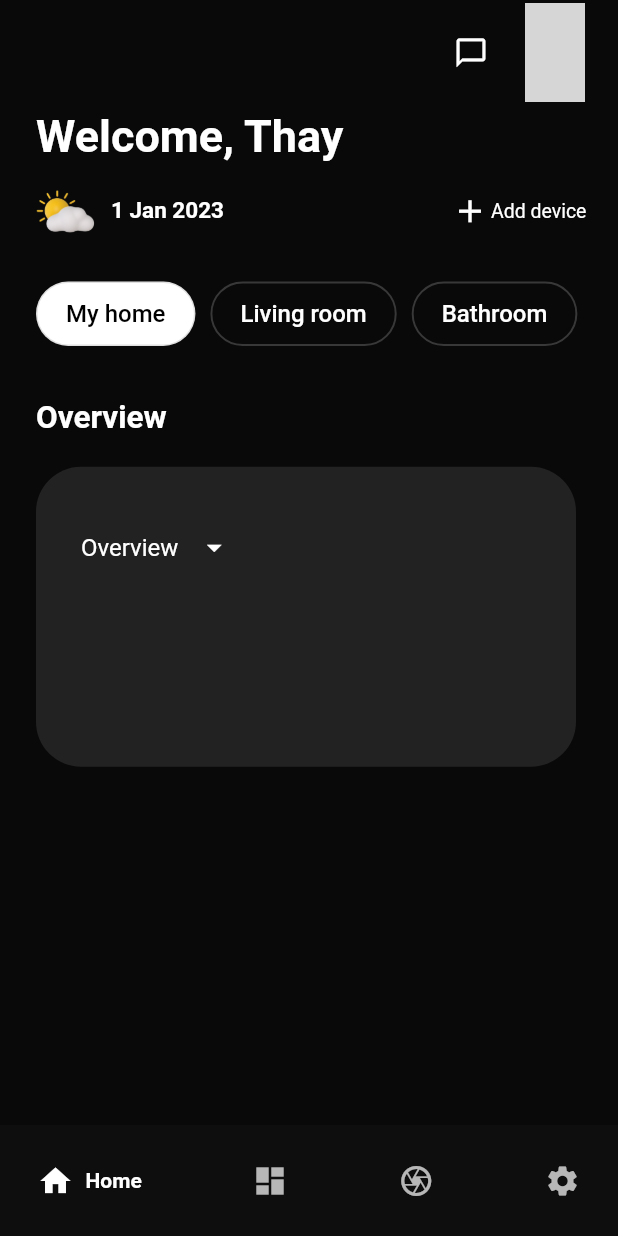
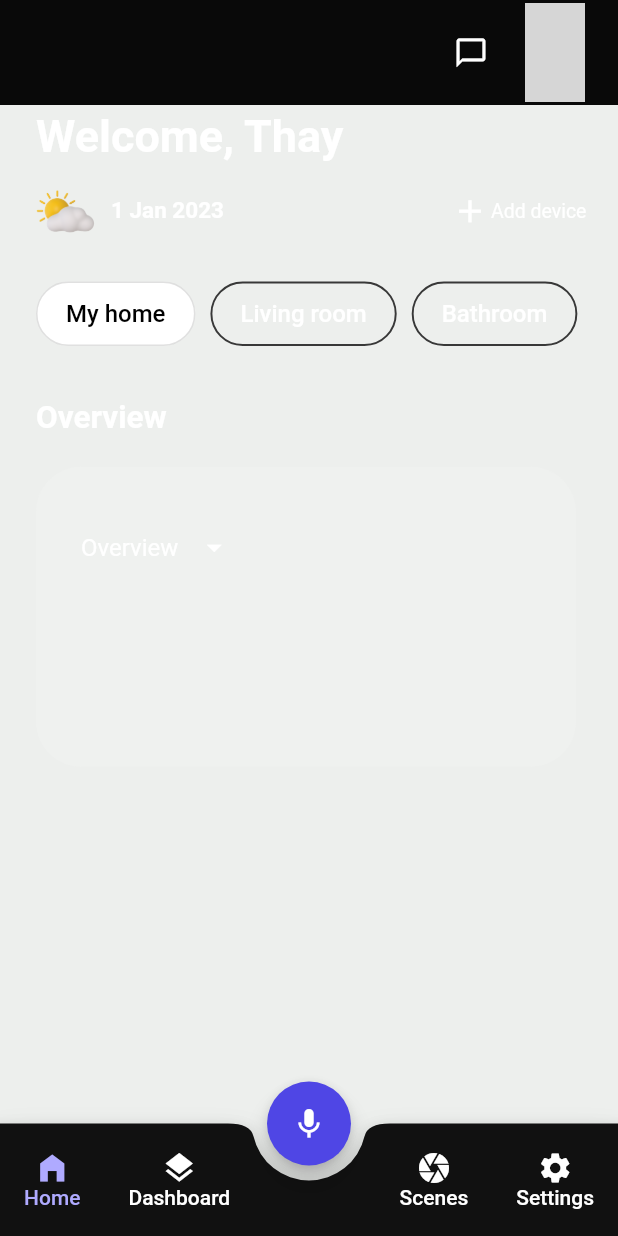
Before and after one commit to oBraganca/smartApp, a Flutter app: the screen it shows after launch, on a phone screen of 412 x 824 dp. Run offline on Flutter 3.47's test engine with Material 2 defaults, Android fonts, the phone set to English and light mode, and no system bars; drawn by our look-alikes of google_nav_bar; our stand-ins replace neumorphic_button; network calls fail; grey boxes are pictures that could not be loaded.

Commit message:
resolve some things

```diff
--- a/lib/homescreen.dart
+++ b/lib/homescreen.dart
@@ -1,4 +1,5 @@
 import 'package:flutter/material.dart';
+import 'package:neumorphic_button/neumorphic_button.dart';
 
 class HomeScreen extends StatelessWidget {
 
--- a/lib/tapbarnavigation.dart
+++ b/lib/tapbarnavigation.dart
@@ -4,7 +4,7 @@ import 'package:flutter_application_1/camerascreen.dart';
 import 'package:flutter_application_1/dashboardscreen.dart';
 import 'package:flutter_application_1/homescreen.dart';
 import 'package:flutter_application_1/settingsscreen.dart';
-import 'package:google_nav_bar/google_nav_bar.dart';
+
 
 class TapBarNatvigation extends StatefulWidget {
   const TapBarNatvigation({Key? key}) : super(key: key);
@@ -14,7 +14,6 @@ class TapBarNatvigation extends StatefulWidget {
 }
 
 class _TapBarNatvigationState extends State<TapBarNatvigation> {
-  int _selectedIndex = 0;
 
   static const List<Widget> _widgetOptions = <Widget>[
     HomeScreen(),
@@ -22,6 +21,11 @@ class _TapBarNatvigationState extends State<TapBarNatvigation> {
     CameraScreen(),
     SettingsScreen(),
   ];
+
+  int _selectedIndex = 0;
+  final PageStorageBucket bucket = PageStorageBucket();
+  Widget currentScreen = HomeScreen();
+
 
   @override
   Widget build(BuildContext context) {
@@ -56,40 +60,139 @@ class _TapBarNatvigationState extends State<TapBarNatvigation> {
                   backgroundColor: Colors.transparent,
                 )),
           ]),
-      backgroundColor: const Color(0xFF090909),
-      body: IndexedStack(
-        index: _selectedIndex,
-        children: _widgetOptions,
+      backgroundColor: const Color(0x13092807),
+      body: PageStorage(
+        child: currentScreen,
+        bucket: bucket,
       ),
-      bottomNavigationBar: GNav(
-        backgroundColor: const Color(0xFF0E0E0E),
-        color: Colors.white70,
-        activeColor: Colors.white,
-        gap: 8,
-        tabs: const [
-          GButton(
-            icon: Icons.home,
-            text: "Home",
+      floatingActionButton: FloatingActionButton(
+        child: Icon(Icons.mic),
+        backgroundColor: Color.fromRGBO(79, 70, 229, 1),
+
+        onPressed: (){},
+      ),
+      floatingActionButtonLocation: FloatingActionButtonLocation.centerDocked,
+      bottomNavigationBar: BottomAppBar(
+        color: Color.fromRGBO(17, 17, 17, 1),
+        height: 75,
+        shape: CircularNotchedRectangle(),
+        notchMargin: 10,
+        child: Container(
+          height: 60,
+          child: Row(
+            mainAxisAlignment: MainAxisAlignment.spaceBetween,
+            children: <Widget>[
+              Row(
+                  children: <Widget>[
+                    MaterialButton(
+                      minWidth: 40,
+                      onPressed: (){
+                        setState(() {
+                          currentScreen=HomeScreen();
+                          _selectedIndex = 0;
+                        });
+                      },
+                      child: Column(
+                        mainAxisAlignment: MainAxisAlignment.center,
+                        children: [
+                          Icon(
+                            Icons.home_filled,
+                            color: _selectedIndex == 0 ? Color.fromRGBO(175, 170, 255, 1) : Colors.white,
+                          ),
+                          Text(
+                            'Home',
+                            style: TextStyle(
+                                color: _selectedIndex == 0 ? Color.fromRGBO(175, 170, 255, 1) : Colors.white
+
+                            ),
+                          )
+                        ],
+                      ),
+                    ),
+                    MaterialButton(
+                      minWidth: 40,
+                      onPressed: (){
+                        setState(() {
+                          currentScreen=DashboardScreen();
+                          _selectedIndex = 1;
+                        });
+                      },
+                      child: Column(
+                        mainAxisAlignment: MainAxisAlignment.center,
+                        children: [
+                          Icon(
+                            Icons.layers,
+                            color: _selectedIndex == 1 ? Color.fromRGBO(175, 170, 255, 1) : Colors.white,
+                          ),
+                          Text(
+                            'Dashboard',
+                            style: TextStyle(
+                                color: _selectedIndex == 1 ? Color.fromRGBO(175, 170, 255, 1) : Colors.white
+
+                            ),
+                          )
+                        ],
+                      ),
+                    )
+                  ]
+              ),
+              Row(
+                  children: <Widget>[
+                    MaterialButton(
+                      minWidth: 40,
+                      onPressed: (){
+                        setState(() {
+                          currentScreen=CameraScreen();
+                          _selectedIndex = 2;
+                        });
+                      },
+                      child: Column(
+                        mainAxisAlignment: MainAxisAlignment.center,
+                        children: [
+                          Icon(
+                            Icons.camera,
+                            color: _selectedIndex == 2 ? Color.fromRGBO(175, 170, 255, 1) : Colors.white,
+                          ),
+                          Text(
+                            'Scenes',
+                            style: TextStyle(
+                                color: _selectedIndex == 2 ? Color.fromRGBO(175, 170, 255, 1) : Colors.white
+
+                            ),
+                          )
+                        ],
+                      ),
+                    ),
+                    MaterialButton(
+                      minWidth: 40,
+                      onPressed: (){
+                        setState(() {
+                          currentScreen=SettingsScreen();
+                          _selectedIndex = 3;
+                        });
+                      },
+                      child: Column(
+                        mainAxisAlignment: MainAxisAlignment.center,
+                        children: [
+                          Icon(
+                            Icons.settings,
+                            color: _selectedIndex == 3 ? Color.fromRGBO(175, 170, 255, 1) : Colors.white,
+                          ),
+                          Text(
+                            'Settings',
+                            style: TextStyle(
+                                color: _selectedIndex == 3 ? Color.fromRGBO(175, 170, 255, 1) : Colors.white
+
+                            ),
+                          )
+                        ],
+                      ),
+                    )
+                  ]
+              ),
+            ],
           ),
-          GButton(
-            icon: Icons.dashboard,
-            text: "Overview",
-          ),
-          GButton(
-            icon: Icons.camera_outlined,
-            text: "Camera",
-          ),
-          GButton(
-            icon: Icons.settings,
-            text: "Settings",
-          ),
-        ],
-        selectedIndex: _selectedIndex,
-        onTabChange: (index) {
-          setState(() {
-            _selectedIndex = index;
-          });
-        },
+        ),
       ),
     );
   }
--- a/pubspec.yaml
+++ b/pubspec.yaml
@@ -9,7 +9,8 @@ environment:
 dependencies:
   flutter:
     sdk: flutter
-  google_nav_bar: ^5.0.6
+  persistent_bottom_nav_bar: ^5.0.2
+  neumorphic_button: ^0.0.1+2
 
 dev_dependencies:
   flutter_test:
```
Also changed, not shown: pubspec.lock, 2 other files.
